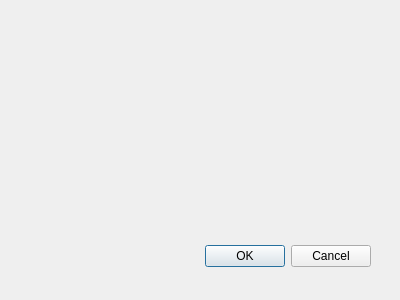
Before: the Qt Designer form PLLTrainer/settingsform.ui in moevm/gui-1h2017-01, drawn with Qt 5.
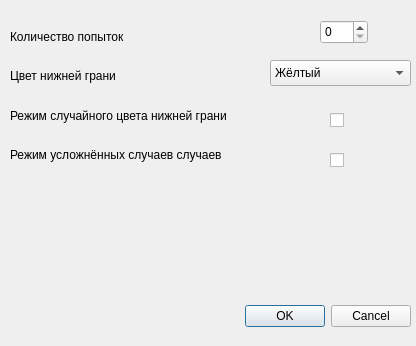
After: the same form once the commit is applied.

What changed in the file:
```diff
--- a/PLLTrainer/settingsform.ui
+++ b/PLLTrainer/settingsform.ui
@@ -8,8 +8,8 @@
    <rect>
     <x>0</x>
     <y>0</y>
-    <width>400</width>
-    <height>300</height>
+    <width>416</width>
+    <height>346</height>
    </rect>
   </property>
   <property name="windowTitle">
@@ -18,8 +18,8 @@
   <widget name="buttonBox" class="QDialogButtonBox">
    <property name="geometry">
     <rect>
-     <x>30</x>
-     <y>240</y>
+     <x>70</x>
+     <y>300</y>
      <width>341</width>
      <height>32</height>
     </rect>
@@ -31,6 +31,122 @@
     <set>QDialogButtonBox::Cancel|QDialogButtonBox::Ok</set>
    </property>
   </widget>
+  <widget class="QComboBox" name="color">
+   <property name="geometry">
+    <rect>
+     <x>270</x>
+     <y>60</y>
+     <width>141</width>
+     <height>26</height>
+    </rect>
+   </property>
+   <item>
+    <property name="text">
+     <string>Жёлтый</string>
+    </property>
+   </item>
+   <item>
+    <property name="text">
+     <string>Белый</string>
+    </property>
+   </item>
+   <item>
+    <property name="text">
+     <string>Красный</string>
+    </property>
+   </item>
+   <item>
+    <property name="text">
+     <string>Оранжевый</string>
+    </property>
+   </item>
+   <item>
+    <property name="text">
+     <string>Зелёный </string>
+    </property>
+   </item>
+   <item>
+    <property name="text">
+     <string>Синий</string>
+    </property>
+   </item>
+  </widget>
+  <widget class="QSpinBox" name="attemptsCount">
+   <property name="geometry">
+    <rect>
+     <x>320</x>
+     <y>20</y>
+     <width>48</width>
+     <height>24</height>
+    </rect>
+   </property>
+  </widget>
+  <widget class="QCheckBox" name="randomMode">
+   <property name="geometry">
+    <rect>
+     <x>330</x>
+     <y>110</y>
+     <width>16</width>
+     <height>20</height>
+    </rect>
+   </property>
+   <property name="text">
+    <string/>
+   </property>
+  </widget>
+  <widget class="QCheckBox" name="easyMode">
+   <property name="geometry">
+    <rect>
+     <x>330</x>
+     <y>150</y>
+     <width>21</width>
+     <height>20</height>
+    </rect>
+   </property>
+   <property name="text">
+    <string/>
+   </property>
+  </widget>
+  <widget class="QWidget" name="">
+   <property name="geometry">
+    <rect>
+     <x>10</x>
+     <y>20</y>
+     <width>261</width>
+     <height>151</height>
+    </rect>
+   </property>
+   <layout class="QVBoxLayout" name="verticalLayout">
+    <item>
+     <widget class="QLabel" name="label">
+      <property name="text">
+       <string>Количество попыток</string>
+      </property>
+     </widget>
+    </item>
+    <item>
+     <widget class="QLabel" name="label_2">
+      <property name="text">
+       <string>Цвет нижней грани</string>
+      </property>
+     </widget>
+    </item>
+    <item>
+     <widget class="QLabel" name="label_3">
+      <property name="text">
+       <string>Режим случайного цвета нижней грани</string>
+      </property>
+     </widget>
+    </item>
+    <item>
+     <widget class="QLabel" name="label_4">
+      <property name="text">
+       <string>Режим усложнённых случаев случаев</string>
+      </property>
+     </widget>
+    </item>
+   </layout>
+  </widget>
  </widget>
  <pixmapfunction/>
  <resources/>
```
Left out of the diff: 9 changed lines with no effect on the pictures.
